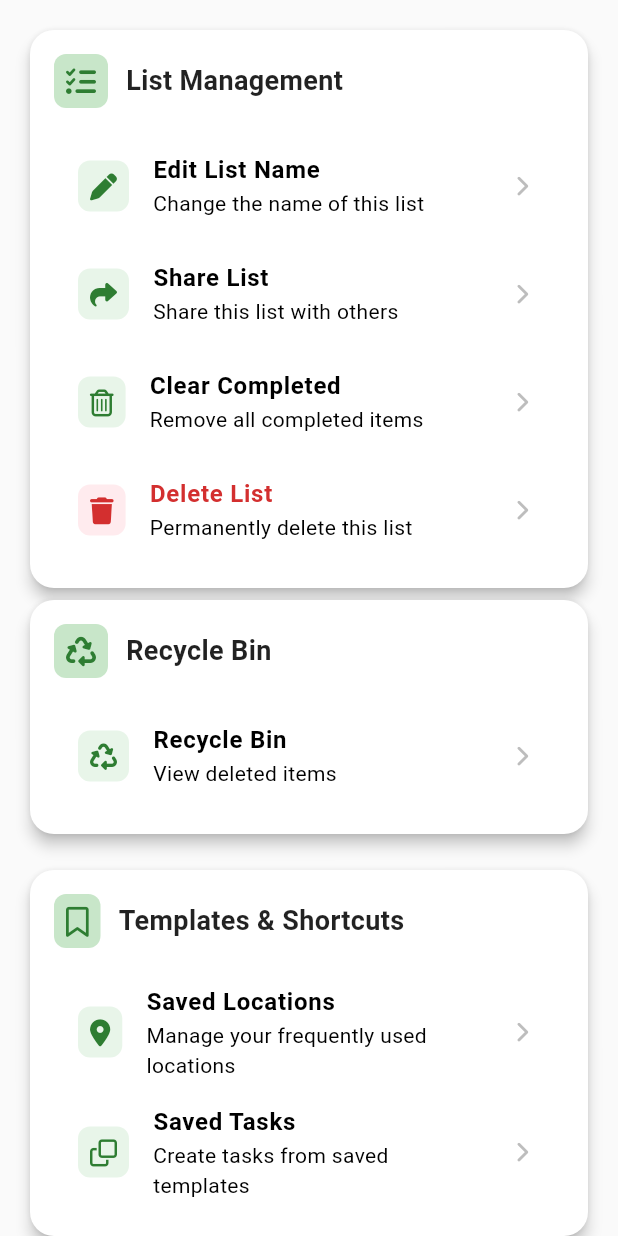
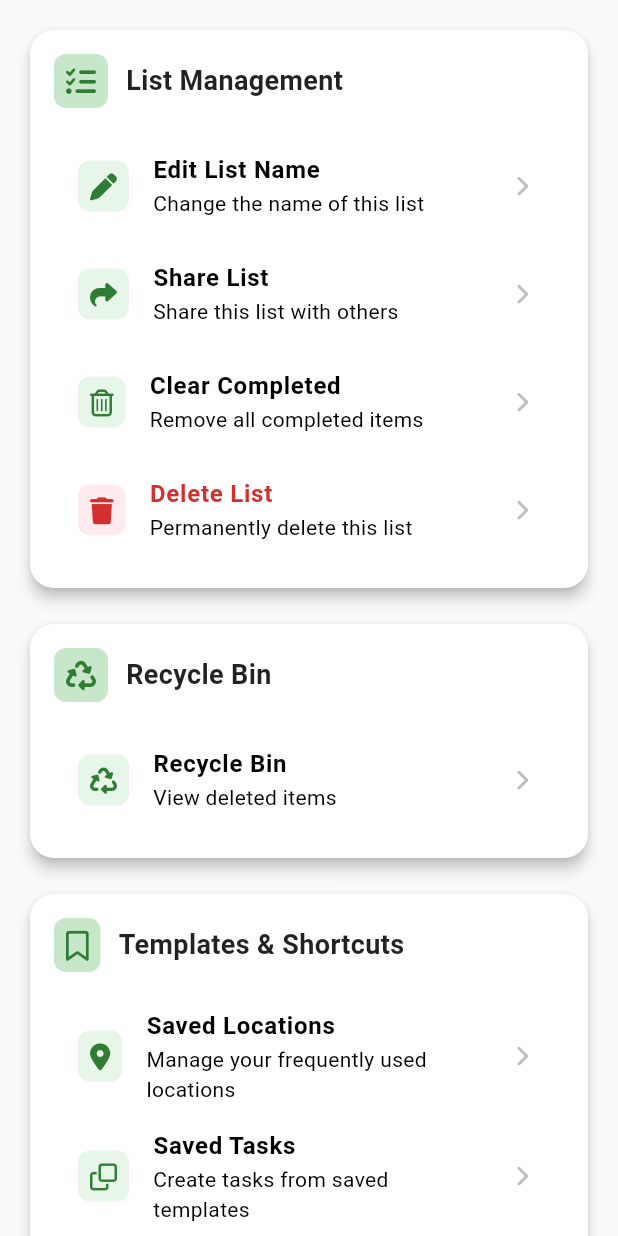
Before and after one commit to aadishsamir123/asdev-shopsync, a Flutter app: the ListOptionsScreen screen opened directly with empty values, on a phone screen of 412 x 824 dp. Run offline on Flutter 3.47's test engine with Material 3 defaults, Android fonts, the light colour scheme and no system bars; drawn by our look-alikes of sentry_flutter; our stand-ins replace cloud_firestore, connectivity_plus, firebase_auth, firebase_core, flutter_svg, font_awesome_flutter and 7 more; missing offline and left inert: dart:js_interop, flutter_inappwebview, in_app_update; accounts and stored records are empty; network calls fail.

Commit message:
fix: Add spacing for non-viewer users in ListOptionsScreen in between List Management and Recycle Bin sections

```diff
--- a/lib/screens/list_options.dart
+++ b/lib/screens/list_options.dart
@@ -379,6 +379,8 @@ class _ListOptionsScreenState extends State<ListOptionsScreen> {
                             ),
                         ],
                       ),
+
+                    if (!isViewer) const SizedBox(height: 16),
 
                     // Recycle Bin - Always visible but limited for viewers
                     _buildSectionCard(
```
